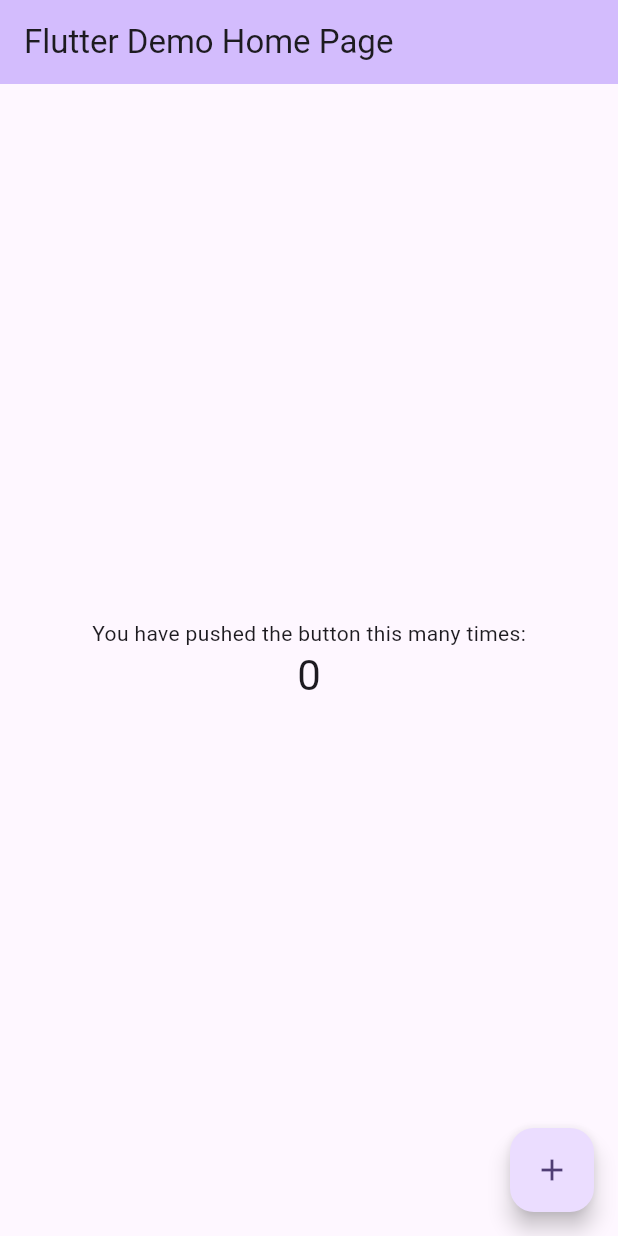
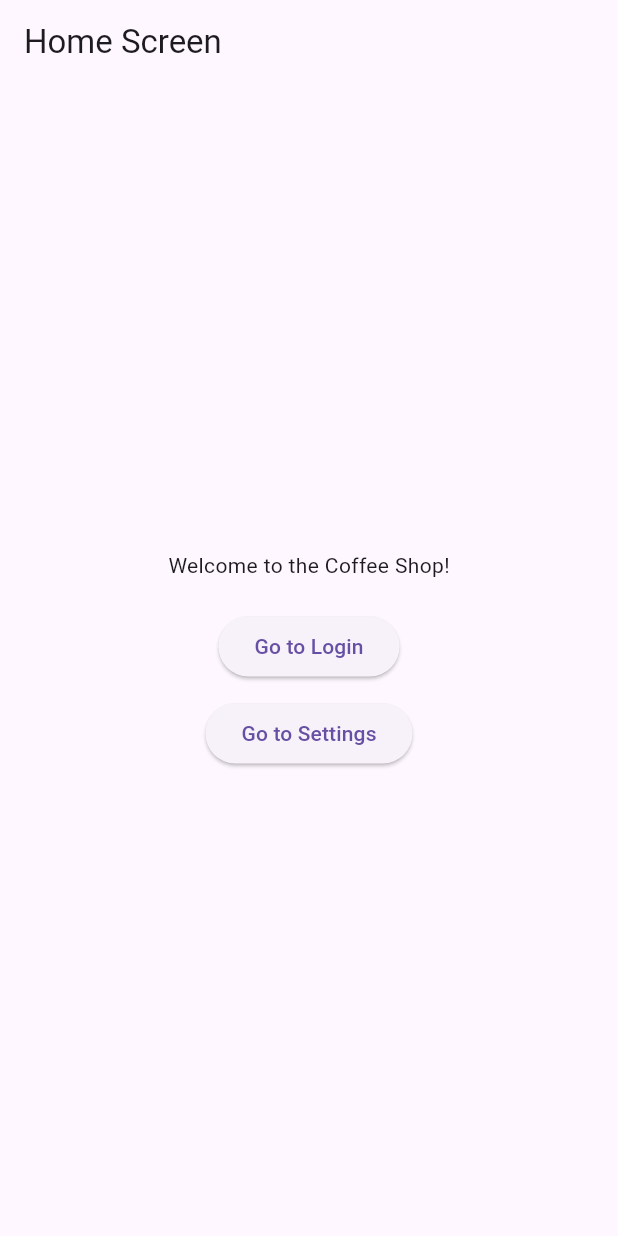
Before and after one commit to aziz-arfaoui/CoffeeManagment2, a Flutter app: the screen it shows after launch, on a phone screen of 412 x 824 dp. Run offline on Flutter 3.47's test engine with Material 3 defaults, Android fonts, the light colour scheme and no system bars.

Commit message:
Set up routing router.dart added the home,login and settings screens added the service folder for the auth and employee, updated the main

```diff
--- a/lib/main.dart
+++ b/lib/main.dart
@@ -1,125 +1,22 @@
 import 'package:flutter/material.dart';
+import 'router.dart';
 
 void main() {
-  runApp(const MyApp());
+  runApp(MyApp());
 }
 
 class MyApp extends StatelessWidget {
   const MyApp({super.key});
 
-  // This widget is the root of your application.
   @override
   Widget build(BuildContext context) {
     return MaterialApp(
-      title: 'Flutter Demo',
+      title: 'My Coffee Shop',
       theme: ThemeData(
-        // This is the theme of your application.
-        //
-        // TRY THIS: Try running your application with "flutter run". You'll see
-        // the application has a purple toolbar. Then, without quitting the app,
-        // try changing the seedColor in the colorScheme below to Colors.green
-        // and then invoke "hot reload" (save your changes or press the "hot
-        // reload" button in a Flutter-supported IDE, or press "r" if you used
-        // the command line to start the app).
-        //
-        // Notice that the counter didn't reset back to zero; the application
-        // state is not lost during the reload. To reset the state, use hot
-        // restart instead.
-        //
-        // This works for code too, not just values: Most code changes can be
-        // tested with just a hot reload.
-        colorScheme: ColorScheme.fromSeed(seedColor: Colors.deepPurple),
-        useMaterial3: true,
+        primarySwatch: Colors.brown,
       ),
-      home: const MyHomePage(title: 'Flutter Demo Home Page'),
+      initialRoute: '/',
+      onGenerateRoute: AppRouter.generateRoute,
     );
   }
 }
-
-class MyHomePage extends StatefulWidget {
-  const MyHomePage({super.key, required this.title});
-
-  // This widget is the home page of your application. It is stateful, meaning
-  // that it has a State object (defined below) that contains fields that affect
-  // how it looks.
-
-  // This class is the configuration for the state. It holds the values (in this
-  // case the title) provided by the parent (in this case the App widget) and
-  // used by the build method of the State. Fields in a Widget subclass are
-  // always marked "final".
-
-  final String title;
-
-  @override
-  State<MyHomePage> createState() => _MyHomePageState();
-}
-
-class _MyHomePageState extends State<MyHomePage> {
-  int _counter = 0;
-
-  void _incrementCounter() {
-    setState(() {
-      // This call to setState tells the Flutter framework that something has
-      // changed in this State, which causes it to rerun the build method below
-      // so that the display can reflect the updated values. If we changed
-      // _counter without calling setState(), then the build method would not be
-      // called again, and so nothing would appear to happen.
-      _counter++;
-    });
-  }
-
-  @override
-  Widget build(BuildContext context) {
-    // This method is rerun every time setState is called, for instance as done
-    // by the _incrementCounter method above.
-    //
-    // The Flutter framework has been optimized to make rerunning build methods
-    // fast, so that you can just rebuild anything that needs updating rather
-    // than having to individually change instances of widgets.
-    return Scaffold(
-      appBar: AppBar(
-        // TRY THIS: Try changing the color here to a specific color (to
-        // Colors.amber, perhaps?) and trigger a hot reload to see the AppBar
-        // change color while the other colors stay the same.
-        backgroundColor: Theme.of(context).colorScheme.inversePrimary,
-        // Here we take the value from the MyHomePage object that was created by
-        // the App.build method, and use it to set our appbar title.
-        title: Text(widget.title),
-      ),
-      body: Center(
-        // Center is a layout widget. It takes a single child and positions it
-        // in the middle of the parent.
-        child: Column(
-          // Column is also a layout widget. It takes a list of children and
-          // arranges them vertically. By default, it sizes itself to fit its
-          // children horizontally, and tries to be as tall as its parent.
-          //
-          // Column has various properties to control how it sizes itself and
-          // how it positions its children. Here we use mainAxisAlignment to
-          // center the children vertically; the main axis here is the vertical
-          // axis because Columns are vertical (the cross axis would be
-          // horizontal).
-          //
-          // TRY THIS: Invoke "debug painting" (choose the "Toggle Debug Paint"
-          // action in the IDE, or press "p" in the console), to see the
-          // wireframe for each widget.
-          mainAxisAlignment: MainAxisAlignment.center,
-          children: <Widget>[
-            const Text(
-              'You have pushed the button this many times:',
-            ),
-            Text(
-              '$_counter',
-              style: Theme.of(context).textTheme.headlineMedium,
-            ),
-          ],
-        ),
-      ),
-      floatingActionButton: FloatingActionButton(
-        onPressed: _incrementCounter,
-        tooltip: 'Increment',
-        child: const Icon(Icons.add),
-      ), // This trailing comma makes auto-formatting nicer for build methods.
-    );
-  }
-}
--- /dev/null
+++ b/lib/router.dart
@@ -0,0 +1,24 @@
+import 'package:flutter/material.dart';
+import 'screens/home_screen.dart';
+import 'screens/login_screen.dart';
+import 'screens/settings_screen.dart';
+
+class AppRouter {
+  static Route<dynamic> generateRoute(RouteSettings settings) {
+    switch (settings.name) {
+      case '/':
+        return MaterialPageRoute(builder: (_) => const HomeScreen());
+      case '/login':
+        return MaterialPageRoute(builder: (_) => const LoginScreen());
+      case '/settings':
+        return MaterialPageRoute(builder: (_) => const SettingsScreen());
+      default:
+        return MaterialPageRoute(
+          builder: (_) => Scaffold(
+            appBar: AppBar(title: const Text('Page Not Found')),
+            body: const Center(child: Text('404 - Page Not Found')),
+          ),
+        );
+    }
+  }
+}
--- /dev/null
+++ b/lib/screens/home_screen.dart
@@ -0,0 +1,34 @@
+import 'package:flutter/material.dart';
+
+class HomeScreen extends StatelessWidget {
+  const HomeScreen({super.key});
+
+  @override
+  Widget build(BuildContext context) {
+    return Scaffold(
+      appBar: AppBar(title: const Text('Home Screen')),
+      body: Center(
+        child: Column(
+          mainAxisAlignment: MainAxisAlignment.center,
+          children: [
+            const Text('Welcome to the Coffee Shop!'),
+            const SizedBox(height: 20),
+            ElevatedButton(
+              onPressed: () {
+                Navigator.pushNamed(context, '/login');
+              },
+              child: const Text('Go to Login'),
+            ),
+            const SizedBox(height: 10),
+            ElevatedButton(
+              onPressed: () {
+                Navigator.pushNamed(context, '/settings');
+              },
+              child: const Text('Go to Settings'),
+            ),
+          ],
+        ),
+      ),
+    );
+  }
+}
```
Also changed, not shown: lib/screens/login_screen.dart (added, +27 -0 lines), lib/screens/settings_screen.dart (added, +27 -0 lines), lib/services/auth_service.dart (added), lib/services/employee_service.dart (added), 1 other file.
